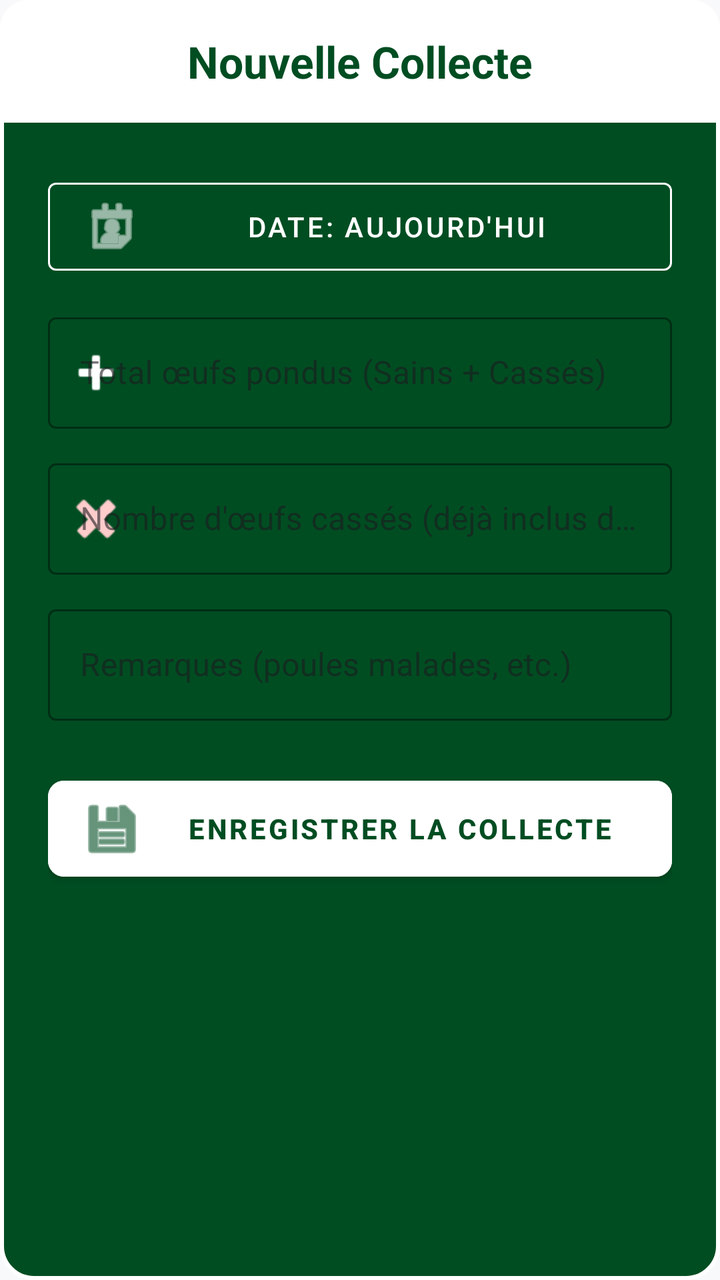
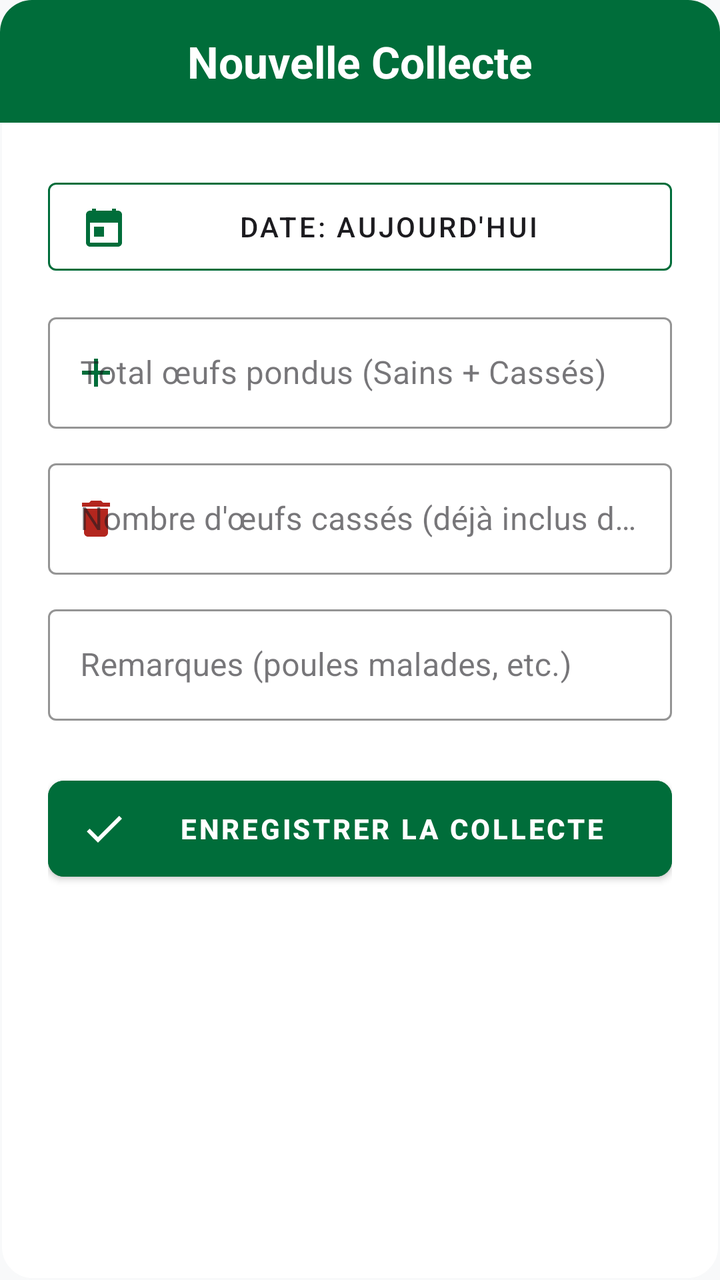

An Android layout rendered at two revisions. The XML below is the earlier revision; the diff shows what the commit changed to produce the second picture.
<!-- AndroidManifest.xml: application theme Theme.Poulailler_copilot -->
<!-- res/layout/dialog_add_collection.xml -->
<?xml version="1.0" encoding="utf-8"?>
<LinearLayout xmlns:android="http://schemas.android.com/apk/res/android"
    xmlns:app="http://schemas.android.com/apk/res-auto"
    android:layout_width="match_parent"
    android:layout_height="wrap_content"
    android:orientation="vertical"
    android:background="@drawable/bg_dialog_dark">

    <LinearLayout
        android:layout_width="match_parent"
        android:layout_height="wrap_content"
        android:background="@drawable/bg_dialog_header"
        android:padding="16dp"
        android:gravity="center">
        <TextView
            android:layout_width="wrap_content"
            android:layout_height="wrap_content"
            android:text="Nouvelle Collecte"
            android:textColor="@color/primary_variant"
            android:textSize="22sp"
            android:textStyle="bold"/>
    </LinearLayout>

    <LinearLayout
        android:layout_width="match_parent"
        android:layout_height="wrap_content"
        android:orientation="vertical"
        android:padding="24dp">

        <com.google.android.material.button.MaterialButton
            android:id="@+id/btnSelectDate"
            android:layout_width="match_parent"
            android:layout_height="56dp"
            android:text="Date: Aujourd'hui"
            style="@style/Widget.MaterialComponents.Button.OutlinedButton"
            android:textColor="@color/white"
            app:strokeColor="@color/white"
            app:icon="@android:drawable/ic_menu_my_calendar"
            app:iconTint="@color/white"
            android:layout_marginBottom="12dp"/>

        <com.google.android.material.textfield.TextInputLayout
            android:layout_width="match_parent"
            android:layout_height="wrap_content"
            android:hint="Total œufs pondus (Sains + Cassés)"
            style="@style/Widget.MaterialComponents.TextInputLayout.OutlinedBox"
            android:layout_marginBottom="12dp"
            app:hintTextColor="#CCFFFFFF"
            app:boxStrokeColor="@color/white"
            app:startIconDrawable="@android:drawable/ic_input_add"
            app:startIconTint="@color/white">
            <com.google.android.material.textfield.TextInputEditText
                android:id="@+id/etEggsCount"
                android:layout_width="match_parent"
                android:layout_height="wrap_content"
                android:inputType="number"
                android:textColor="@color/white" />
        </com.google.android.material.textfield.TextInputLayout>

        <com.google.android.material.textfield.TextInputLayout
            android:layout_width="match_parent"
            android:layout_height="wrap_content"
            android:hint="Nombre d'œufs cassés (déjà inclus dans le total)"
            style="@style/Widget.MaterialComponents.TextInputLayout.OutlinedBox"
            android:layout_marginBottom="12dp"
            app:hintTextColor="#CCFFFFFF"
            app:boxStrokeColor="@color/white"
            app:startIconDrawable="@android:drawable/ic_delete"
            app:startIconTint="#FFFFCCCC">
            <com.google.android.material.textfield.TextInputEditText
                android:id="@+id/etBrokenEggsCount"
                android:layout_width="match_parent"
                android:layout_height="wrap_content"
                android:inputType="number"
                android:textColor="@color/white" />
        </com.google.android.material.textfield.TextInputLayout>

        <com.google.android.material.textfield.TextInputLayout
            android:layout_width="match_parent"
            android:layout_height="wrap_content"
            android:hint="Remarques (poules malades, etc.)"
            style="@style/Widget.MaterialComponents.TextInputLayout.OutlinedBox"
            android:layout_marginBottom="24dp"
            app:hintTextColor="#CCFFFFFF"
            app:boxStrokeColor="@color/white">
            <com.google.android.material.textfield.TextInputEditText
                android:id="@+id/etRemarks"
                android:layout_width="match_parent"
                android:layout_height="wrap_content"
                android:textColor="@color/white" />
        </com.google.android.material.textfield.TextInputLayout>

        <com.google.android.material.button.MaterialButton
            android:id="@+id/btnAddEntry"
            android:layout_width="match_parent"
            android:layout_height="60dp"
            android:text="ENREGISTRER LA COLLECTE"
            android:backgroundTint="@color/white"
            android:textColor="@color/primary_variant"
            android:textStyle="bold"
            app:cornerRadius="8dp"
            app:icon="@android:drawable/ic_menu_save"
            app:iconTint="@color/primary_variant"/>
    </LinearLayout>
</LinearLayout>
<!-- resources referenced by this layout -->
<resources>
  <color name="primary_variant">#004D22</color>
  <color name="white">#FFFFFFFF</color>
  <!-- drawable bg_dialog_dark (drawable) -->
  <?xml version="1.0" encoding="utf-8"?>
  <shape xmlns:android="http://schemas.android.com/apk/res/android">
      <solid android:color="@color/primary_variant" />
      <stroke
          android:width="2dp"
          android:color="@color/white" />
      <corners android:radius="16dp" />
  </shape>
  <!-- drawable bg_dialog_header (drawable) -->
  <?xml version="1.0" encoding="utf-8"?>
  <shape xmlns:android="http://schemas.android.com/apk/res/android">
      <solid android:color="@color/white" />
      <corners
          android:topLeftRadius="14dp"
          android:topRightRadius="14dp" />
  </shape>
  <color name="primary">#006D3A</color>
  <color name="secondary">#43A047</color>
  <color name="secondary_variant">#2E7D32</color>
  <color name="background">@color/off_white</color>
  <color name="surface">#FFFFFF</color>
  <color name="text_primary">#1C1B1F</color>
  <color name="text_secondary">#49454F</color>
  <style name="Widget.App.CardView" parent="Widget.MaterialComponents.CardView">
          <item name="cardElevation">2dp</item>
          <item name="cardCornerRadius">16dp</item>
          <item name="cardBackgroundColor">@color/surface</item>
          <item name="strokeWidth">0dp</item>
      </style>
  <style name="ShapeAppearance.App.LargeComponent" parent="ShapeAppearance.MaterialComponents.LargeComponent">
          <item name="cornerFamily">rounded</item>
          <item name="cornerSize">16dp</item>
      </style>
  <style name="ThemeOverlay.App.MaterialAlertDialog" parent="ThemeOverlay.MaterialComponents.MaterialAlertDialog">
          <item name="colorSurface">@color/surface</item>
          <item name="colorOnSurface">@color/text_primary</item>
          <item name="android:textColorPrimary">@color/text_primary</item>
      </style>
  <color name="off_white">#F8F9FA</color>
  <!-- unchanged entries left out for length: 1 -->
</resources>

<!-- the commit's change to res/layout/dialog_add_collection.xml (unified diff, before → after) -->
@@ -16,7 +16,7 @@
             android:layout_width="wrap_content"
             android:layout_height="wrap_content"
             android:text="Nouvelle Collecte"
-            android:textColor="@color/primary_variant"
+            android:textColor="@color/white"
             android:textSize="22sp"
             android:textStyle="bold"/>
     </LinearLayout>
@@ -33,10 +33,10 @@
             android:layout_height="56dp"
             android:text="Date: Aujourd'hui"
             style="@style/Widget.MaterialComponents.Button.OutlinedButton"
-            android:textColor="@color/white"
-            app:strokeColor="@color/white"
-            app:icon="@android:drawable/ic_menu_my_calendar"
-            app:iconTint="@color/white"
+            android:textColor="@color/text_primary"
+            app:strokeColor="@color/primary"
+            app:icon="@drawable/ic_calendar"
+            app:iconTint="@color/primary"
             android:layout_marginBottom="12dp"/>
 
         <com.google.android.material.textfield.TextInputLayout
@@ -45,16 +45,16 @@
             android:hint="Total œufs pondus (Sains + Cassés)"
             style="@style/Widget.MaterialComponents.TextInputLayout.OutlinedBox"
             android:layout_marginBottom="12dp"
-            app:hintTextColor="#CCFFFFFF"
-            app:boxStrokeColor="@color/white"
-            app:startIconDrawable="@android:drawable/ic_input_add"
-            app:startIconTint="@color/white">
+            app:hintTextColor="@color/text_secondary"
+            app:boxStrokeColor="@color/primary"
+            app:startIconDrawable="@drawable/ic_add"
+            app:startIconTint="@color/primary">
             <com.google.android.material.textfield.TextInputEditText
                 android:id="@+id/etEggsCount"
                 android:layout_width="match_parent"
                 android:layout_height="wrap_content"
                 android:inputType="number"
-                android:textColor="@color/white" />
+                android:textColor="@color/text_primary" />
         </com.google.android.material.textfield.TextInputLayout>
 
         <com.google.android.material.textfield.TextInputLayout
@@ -63,16 +63,16 @@
             android:hint="Nombre d'œufs cassés (déjà inclus dans le total)"
             style="@style/Widget.MaterialComponents.TextInputLayout.OutlinedBox"
             android:layout_marginBottom="12dp"
-            app:hintTextColor="#CCFFFFFF"
-            app:boxStrokeColor="@color/white"
-            app:startIconDrawable="@android:drawable/ic_delete"
-            app:startIconTint="#FFFFCCCC">
+            app:hintTextColor="@color/text_secondary"
+            app:boxStrokeColor="@color/primary"
+            app:startIconDrawable="@drawable/ic_delete"
+            app:startIconTint="@color/error">
             <com.google.android.material.textfield.TextInputEditText
                 android:id="@+id/etBrokenEggsCount"
                 android:layout_width="match_parent"
                 android:layout_height="wrap_content"
                 android:inputType="number"
-                android:textColor="@color/white" />
+                android:textColor="@color/text_primary" />
         </com.google.android.material.textfield.TextInputLayout>
 
         <com.google.android.material.textfield.TextInputLayout
@@ -81,13 +81,13 @@
             android:hint="Remarques (poules malades, etc.)"
             style="@style/Widget.MaterialComponents.TextInputLayout.OutlinedBox"
             android:layout_marginBottom="24dp"
-            app:hintTextColor="#CCFFFFFF"
-            app:boxStrokeColor="@color/white">
+            app:hintTextColor="@color/text_secondary"
+            app:boxStrokeColor="@color/primary">
             <com.google.android.material.textfield.TextInputEditText
                 android:id="@+id/etRemarks"
                 android:layout_width="match_parent"
                 android:layout_height="wrap_content"
-                android:textColor="@color/white" />
+                android:textColor="@color/text_primary" />
         </com.google.android.material.textfield.TextInputLayout>
 
         <com.google.android.material.button.MaterialButton
@@ -95,11 +95,11 @@
             android:layout_width="match_parent"
             android:layout_height="60dp"
             android:text="ENREGISTRER LA COLLECTE"
-            android:backgroundTint="@color/white"
-            android:textColor="@color/primary_variant"
+            android:backgroundTint="@color/primary"
+            android:textColor="@color/white"
             android:textStyle="bold"
             app:cornerRadius="8dp"
-            app:icon="@android:drawable/ic_menu_save"
-            app:iconTint="@color/primary_variant"/>
+            app:icon="@drawable/ic_check"
+            app:iconTint="@color/white"/>
     </LinearLayout>
 </LinearLayout>
<!-- resource entries referenced after the edit -->
@@ -1,24 +1,65 @@
 <!-- resources referenced by this layout -->
 <resources>
+  <color name="error">#B3261E</color>
   <color name="primary_variant">#004D22</color>
   <color name="white">#FFFFFFFF</color>
   <!-- drawable bg_dialog_dark (drawable) -->
   <?xml version="1.0" encoding="utf-8"?>
   <shape xmlns:android="http://schemas.android.com/apk/res/android">
-      <solid android:color="@color/primary_variant" />
+      <solid android:color="@color/surface" />
       <stroke
-          android:width="2dp"
-          android:color="@color/white" />
+          android:width="1dp"
+          android:color="@color/off_white" />
       <corners android:radius="16dp" />
   </shape>
   <!-- drawable bg_dialog_header (drawable) -->
   <?xml version="1.0" encoding="utf-8"?>
   <shape xmlns:android="http://schemas.android.com/apk/res/android">
-      <solid android:color="@color/white" />
+      <solid android:color="@color/primary" />
       <corners
-          android:topLeftRadius="14dp"
-          android:topRightRadius="14dp" />
+          android:topLeftRadius="16dp"
+          android:topRightRadius="16dp" />
   </shape>
+  <!-- drawable ic_add (drawable) -->
+  <vector xmlns:android="http://schemas.android.com/apk/res/android"
+      android:width="24dp"
+      android:height="24dp"
+      android:viewportWidth="24"
+      android:viewportHeight="24">
+      <path
+          android:fillColor="#000000"
+          android:pathData="M19,13h-6v6h-2v-6H5v-2h6V5h2v6h6z"/>
+  </vector>
+  <!-- drawable ic_calendar (drawable) -->
+  <vector xmlns:android="http://schemas.android.com/apk/res/android"
+      android:width="24dp"
+      android:height="24dp"
+      android:viewportWidth="24"
+      android:viewportHeight="24">
+      <path
+          android:fillColor="#000000"
+          android:pathData="M19,4h-1V3h-2v1H8V3H6v1H5C3.89,4 3.01,4.9 3.01,6L3,20c0,1.1 0.89,2 2,2h14c1.1,0 2,-0.9 2,-2V6C21,4.9 20.1,4 19,4z M19,20H5V10h14V20z M7,12h5v5H7z"/>
+  </vector>
+  <!-- drawable ic_check (drawable) -->
+  <vector xmlns:android="http://schemas.android.com/apk/res/android"
+      android:width="24dp"
+      android:height="24dp"
+      android:viewportWidth="24"
+      android:viewportHeight="24">
+      <path
+          android:fillColor="#000000"
+          android:pathData="M9,16.17L4.83,12l-1.42,1.41L9,19 21,7l-1.41,-1.41z"/>
+  </vector>
+  <!-- drawable ic_delete (drawable) -->
+  <vector xmlns:android="http://schemas.android.com/apk/res/android"
+      android:width="24dp"
+      android:height="24dp"
+      android:viewportWidth="24"
+      android:viewportHeight="24">
+      <path
+          android:fillColor="#000000"
+          android:pathData="M6,19c0,1.1 0.9,2 2,2h8c1.1,0 2,-0.9 2,-2V7H6V19z M19,4h-3.5l-1,-1h-5l-1,1H5v2h14V4z"/>
+  </vector>
   <color name="primary">#006D3A</color>
   <color name="secondary">#43A047</color>
   <color name="secondary_variant">#2E7D32</color>
